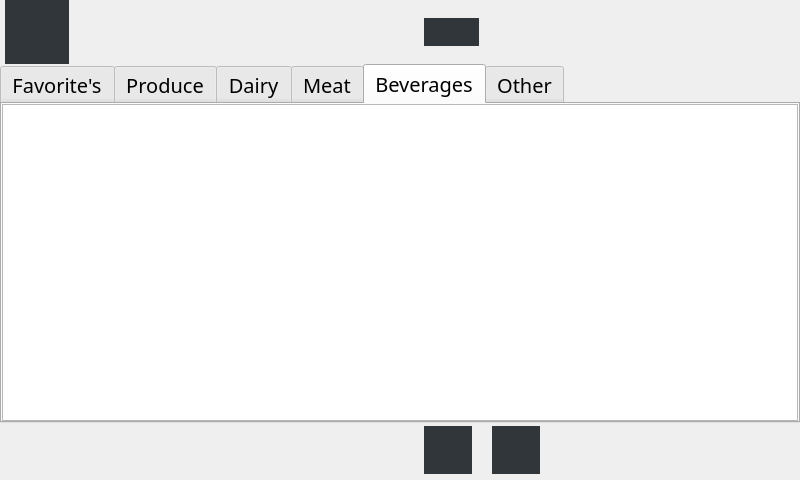
Qt form favoriteWindow.ui (addisonElliott/SmartShopTouchScreen) before a commit.
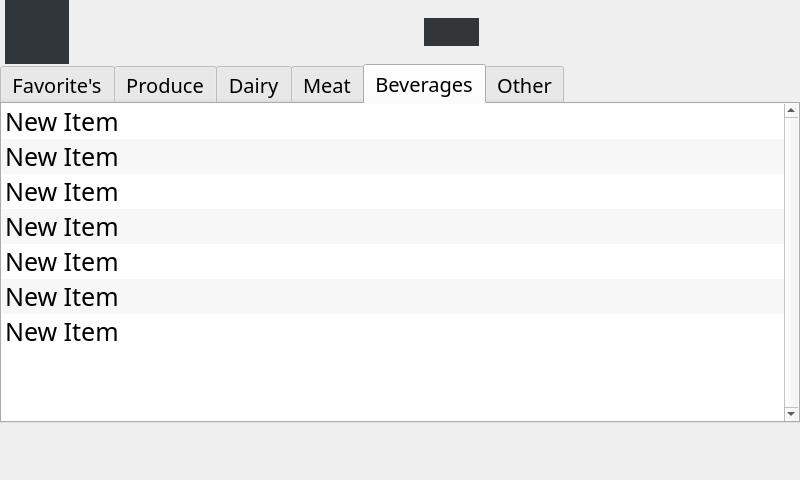
The same form after that commit. The open tabs and pages were chosen to show the change. Icons and pictures are not drawn. Custom widgets are drawn as their Qt base class.

Commit message: Remove styling on hovering over the items in a QListView.

```diff
--- a/favoriteWindow.ui
+++ b/favoriteWindow.ui
@@ -387,7 +387,87 @@
          <number>0</number>
         </property>
         <item row="0" column="0">
-         <widget class="QListView" name="listView"/>
+         <widget class="QListWidget" name="listWidget">
+          <property name="font">
+           <font>
+            <pointsize>19</pointsize>
+           </font>
+          </property>
+          <property name="styleSheet">
+           <string notr="true"/>
+          </property>
+          <property name="frameShape">
+           <enum>QFrame::NoFrame</enum>
+          </property>
+          <property name="frameShadow">
+           <enum>QFrame::Plain</enum>
+          </property>
+          <property name="verticalScrollBarPolicy">
+           <enum>Qt::ScrollBarAlwaysOn</enum>
+          </property>
+          <property name="horizontalScrollBarPolicy">
+           <enum>Qt::ScrollBarAlwaysOff</enum>
+          </property>
+          <property name="editTriggers">
+           <set>QAbstractItemView::NoEditTriggers</set>
+          </property>
+          <property name="dragDropMode">
+           <enum>QAbstractItemView::DragDrop</enum>
+          </property>
+          <property name="defaultDropAction">
+           <enum>Qt::ActionMask</enum>
+          </property>
+          <property name="alternatingRowColors">
+           <bool>true</bool>
+          </property>
+          <property name="selectionMode">
+           <enum>QAbstractItemView::MultiSelection</enum>
+          </property>
+          <property name="verticalScrollMode">
+           <enum>QAbstractItemView::ScrollPerPixel</enum>
+          </property>
+          <property name="horizontalScrollMode">
+           <enum>QAbstractItemView::ScrollPerPixel</enum>
+          </property>
+          <property name="flow">
+           <enum>QListView::TopToBottom</enum>
+          </property>
+          <item>
+           <property name="text">
+            <string>New Item</string>
+           </property>
+          </item>
+          <item>
+           <property name="text">
+            <string>New Item</string>
+           </property>
+          </item>
+          <item>
+           <property name="text">
+            <string>New Item</string>
+           </property>
+          </item>
+          <item>
+           <property name="text">
+            <string>New Item</string>
+           </property>
+          </item>
+          <item>
+           <property name="text">
+            <string>New Item</string>
+           </property>
+          </item>
+          <item>
+           <property name="text">
+            <string>New Item</string>
+           </property>
+          </item>
+          <item>
+           <property name="text">
+            <string>New Item</string>
+           </property>
+          </item>
+         </widget>
         </item>
        </layout>
       </widget>
@@ -440,8 +520,7 @@
           </size>
          </property>
          <property name="styleSheet">
-          <string notr="true">background-color: #31363B;
-border: 0;</string>
+          <string notr="true">background-color: transparent; border: 0;</string>
          </property>
          <property name="text">
           <string/>
@@ -479,7 +558,7 @@
           </size>
          </property>
          <property name="styleSheet">
-          <string notr="true">background-color: #31363B;
+          <string notr="true">background-color: transparent;
 border: 0;</string>
          </property>
          <property name="text">
```
Left out of the diff: 79 changed lines with no effect on the pictures. The commit also changes 4 other files.
